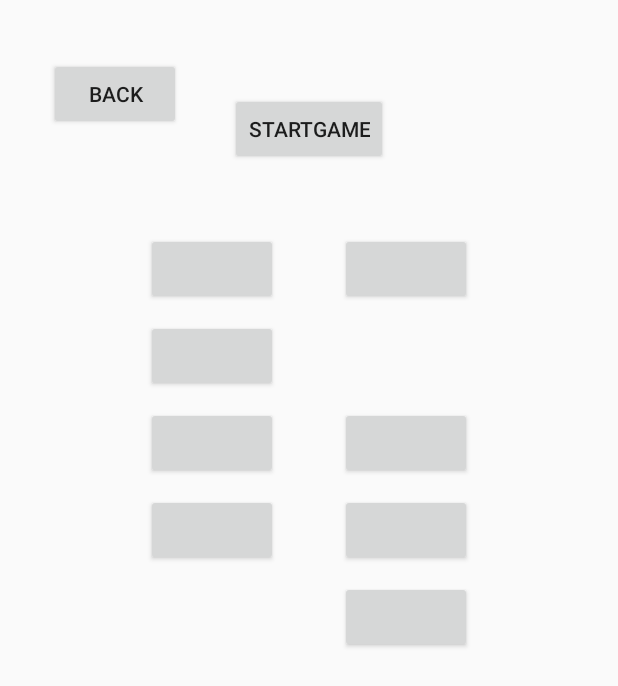
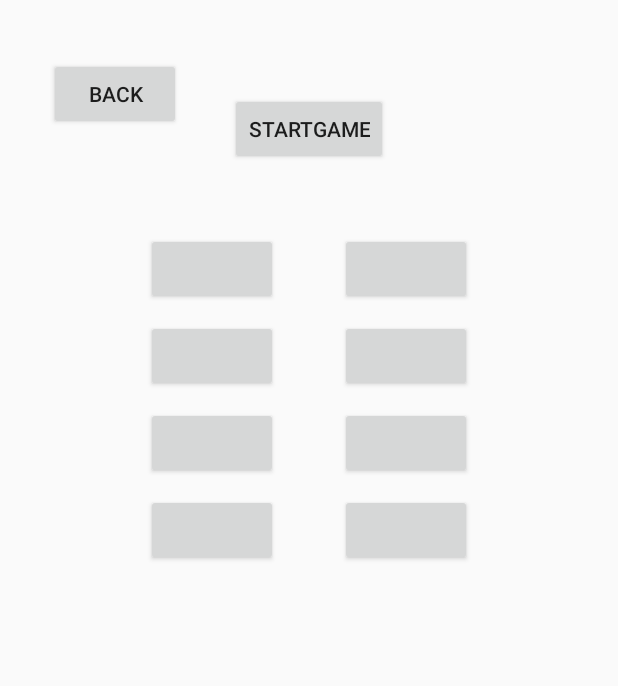
Before and after one commit to bren11/LazerTag, an Android app: the screen it shows after launch (CreateScreen), after a tap on an icon or button, on a phone screen of 412 x 824 dp. Shown: the top 686 px of the screen. Run offline under Robolectric (Android 15) with nearby library versions, the phone set to English and light mode, and no system bars; our stand-ins replace Firebase (no records; nobody signed in at launch, a user with empty details on screens opened directly); 1 statement that could not run was skipped.

Commit message:
Pls don't crash

```diff
--- a/app/src/main/java/com/android/lazertag/CreateScreen.java
+++ b/app/src/main/java/com/android/lazertag/CreateScreen.java
@@ -23,7 +23,7 @@ public class CreateScreen extends Activity {
         network.addGame(this);
         setContentView(R.layout.activity_create_screen);
         Player.getLocalPlayer().setCurrentLobby(Player.getLocalPlayer().getName());
-        final int[] ids = new int[]{R.id.n0, R.id.n1, R.id.n1, R.id.n2, R.id.n3, R.id.n4, R.id.n5, R.id.n7};
+        final int[] ids = new int[]{R.id.n0, R.id.n1, R.id.n2, R.id.n3, R.id.n4, R.id.n5, R.id.n6, R.id.n7};
         Network database = Network.getInstance();
         database.getLobby(Player.getLocalPlayer().getName()).child("players").addValueEventListener(new ValueEventListener() {
             @Override
--- a/app/src/main/java/com/android/lazertag/InLobby.java
+++ b/app/src/main/java/com/android/lazertag/InLobby.java
@@ -21,7 +21,7 @@ public class InLobby extends AppCompatActivity {
         super.onCreate(savedInstanceState);
         setContentView(R.layout.activity_create_screen);
         (findViewById(R.id.button2)).setVisibility(View.GONE);
-        final int[] ids = new int[]{R.id.n0, R.id.n1 , R.id.n1, R.id.n2, R.id.n3, R.id.n4, R.id.n5, R.id.n7};
+        final int[] ids = new int[]{R.id.n0, R.id.n1 , R.id.n2, R.id.n3, R.id.n4, R.id.n5, R.id.n6, R.id.n7};
         Network database = Network.getInstance();
         database.getLobby(Player.getLocalPlayer().getCurrentLobby()).child("players").addValueEventListener(new ValueEventListener() {
             @Override
--- a/app/src/main/java/com/android/lazertag/MainMenu.java
+++ b/app/src/main/java/com/android/lazertag/MainMenu.java
@@ -55,6 +55,9 @@ public class MainMenu extends AppCompatActivity {
         testList.add("stop");
         testRef.setValue(testList);
         */
+
+        final SharedPreferences prefs = this.getSharedPreferences("nameData", MODE_PRIVATE);
+        Player.getLocalPlayer().setName(prefs.getString("Name", "Player"));
     }
 
     public void goToJoin(View view){
--- a/app/src/main/java/com/android/lazertag/Player.java
+++ b/app/src/main/java/com/android/lazertag/Player.java
@@ -13,14 +13,10 @@ public class Player {
     public static void setLocalPlayer(Player localPlayer) {
         Player.localPlayer = localPlayer;
     }
-
     private String name;
-    private Lobby lobby;
     private int hitsSent = 0;
     private int hitsRecieved = 0;
-    private String image;
-    private Drawable crossHair;
-    private Location location;
+    private String imageTarget;
 
 
 
@@ -38,7 +34,10 @@ public class Player {
 
     public Player(){
         this.setName("player");
+        this.imageTarget = "testing";
+        this.setCurrentLobby("lobby");
     }
+
     public double getTimeDisabled(){
         return timeDisabled;
     }
@@ -55,9 +54,6 @@ public class Player {
         this.currentLobby = currentLobby;
     }
 
-    public Lobby getLobby() { return lobby; }
-
-    public void setLobby(Lobby lobby) { this.lobby = lobby; }
     public void setHitsSent(int hitsSent) {
         this.hitsSent = hitsSent;
     }
@@ -88,20 +84,12 @@ public class Player {
     public void onHitRecieved() { hitsRecieved++; }
 
     public String getImage() {
-        return image;
+        return imageTarget;
     }
-
+/*
     public void setImage(int imageLocation) {
-            this.image = GeneralPreferences.getInstance().getImages()[imageLocation];
+            this.imageTarget = GeneralPreferences.getInstance().getImages()[imageLocation];
     }
-
-
-    public Location getLocation() {
-        return location;
-    }
-
-    public void setLocation(Location whereareyou) {
-        this.location = whereareyou;
-    }
+*/
 
 }
--- a/app/src/main/java/com/android/lazertag/Settings.java
+++ b/app/src/main/java/com/android/lazertag/Settings.java
@@ -56,7 +56,7 @@ public class Settings extends AppCompatActivity {
         editor.apply();
         Player self = Player.getLocalPlayer();
         self.setName(nameSpace.getText().toString());
-        self.setImage(target);
+        //self.setImage(target);
         Intent intent = new Intent(this, MainMenu.class);
         startActivity(intent);
     }
--- a/app/src/main/res/layout/activity_create_screen.xml
+++ b/app/src/main/res/layout/activity_create_screen.xml
@@ -51,7 +51,7 @@
         />
 
     <Button
-        android:id="@+id/n1"
+        android:id="@+id/n2"
         android:layout_width="wrap_content"
         android:layout_height="wrap_content"
         android:onClick="managePlayer"
@@ -65,7 +65,7 @@
         />
 
     <Button
-        android:id="@+id/n2"
+        android:id="@+id/n3"
         android:layout_width="wrap_content"
         android:layout_height="wrap_content"
         android:onClick="managePlayer"
@@ -79,20 +79,6 @@
         />
 
     <Button
-        android:id="@+id/n3"
-        android:layout_width="wrap_content"
-        android:layout_height="wrap_content"
-        android:onClick="managePlayer"
-        android:text=""
-        app:layout_constraintLeft_toLeftOf="parent"
-        app:layout_constraintRight_toRightOf="parent"
-        app:layout_constraintTop_toBottomOf="@+id/n1"
-        android:layout_marginTop="10dp"
-        app:layout_constraintHorizontal_bias=".3"
-        android:textAllCaps="false"
-        />
-
-    <Button
         android:id="@+id/n4"
         android:layout_width="wrap_content"
         android:layout_height="wrap_content"
@@ -102,7 +88,7 @@
         app:layout_constraintRight_toRightOf="parent"
         app:layout_constraintTop_toBottomOf="@+id/n2"
         android:layout_marginTop="10dp"
-        app:layout_constraintHorizontal_bias=".7"
+        app:layout_constraintHorizontal_bias=".3"
         android:textAllCaps="false"
         />
 
@@ -116,6 +102,20 @@
         app:layout_constraintRight_toRightOf="parent"
         app:layout_constraintTop_toBottomOf="@+id/n3"
         android:layout_marginTop="10dp"
+        app:layout_constraintHorizontal_bias=".7"
+        android:textAllCaps="false"
+        />
+
+    <Button
+        android:id="@+id/n6"
+        android:layout_width="wrap_content"
+        android:layout_height="wrap_content"
+        android:onClick="managePlayer"
+        android:text=""
+        app:layout_constraintLeft_toLeftOf="parent"
+        app:layout_constraintRight_toRightOf="parent"
+        app:layout_constraintTop_toBottomOf="@+id/n4"
+        android:layout_marginTop="10dp"
         app:layout_constraintHorizontal_bias=".3"
         android:textAllCaps="false"
         />
@@ -128,7 +128,7 @@
         android:text=""
         app:layout_constraintLeft_toLeftOf="parent"
         app:layout_constraintRight_toRightOf="parent"
-        app:layout_constraintTop_toBottomOf="@+id/n4"
+        app:layout_constraintTop_toBottomOf="@+id/n5"
         android:layout_marginTop="10dp"
         android:textAllCaps="false"
         app:layout_constraintHorizontal_bias=".7"
```
